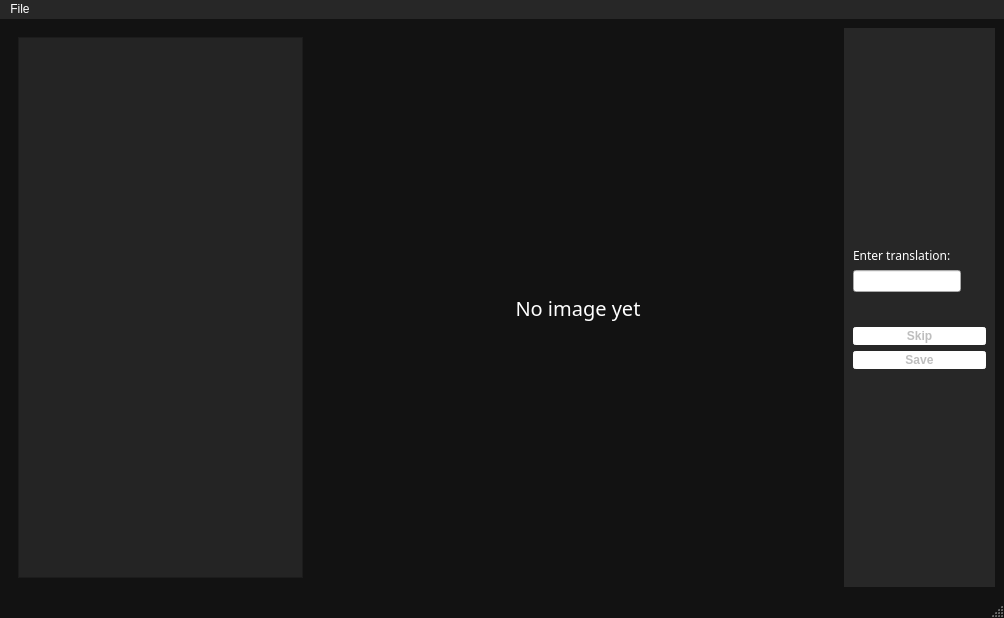
Before: the Qt Designer form src/Ui/DatasetBuilder.ui in PlathC/VitalRecordAnalyser, drawn with Qt 5.
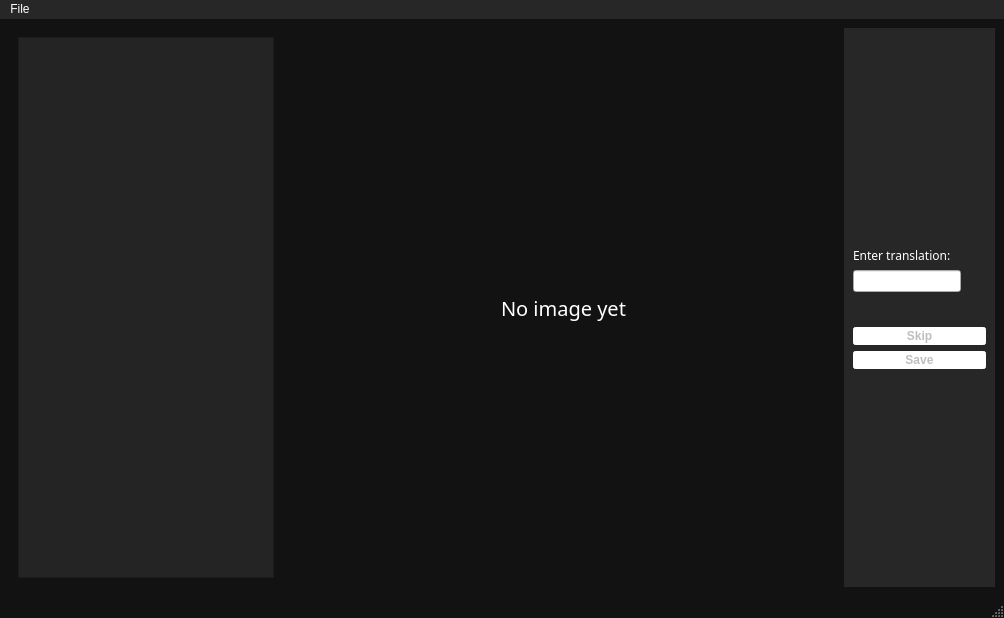
After: the same form once the commit is applied.

```diff
--- a/src/Ui/DatasetBuilder.ui
+++ b/src/Ui/DatasetBuilder.ui
@@ -81,14 +81,14 @@
        <item>
         <widget class="QListWidget" name="m_lwRemainingFolders">
          <property name="sizePolicy">
-          <sizepolicy hsizetype="Fixed" vsizetype="Preferred">
+          <sizepolicy hsizetype="Fixed" vsizetype="Expanding">
            <horstretch>0</horstretch>
            <verstretch>0</verstretch>
           </sizepolicy>
          </property>
          <property name="minimumSize">
           <size>
-           <width>285</width>
+           <width>0</width>
            <height>0</height>
           </size>
          </property>
```
